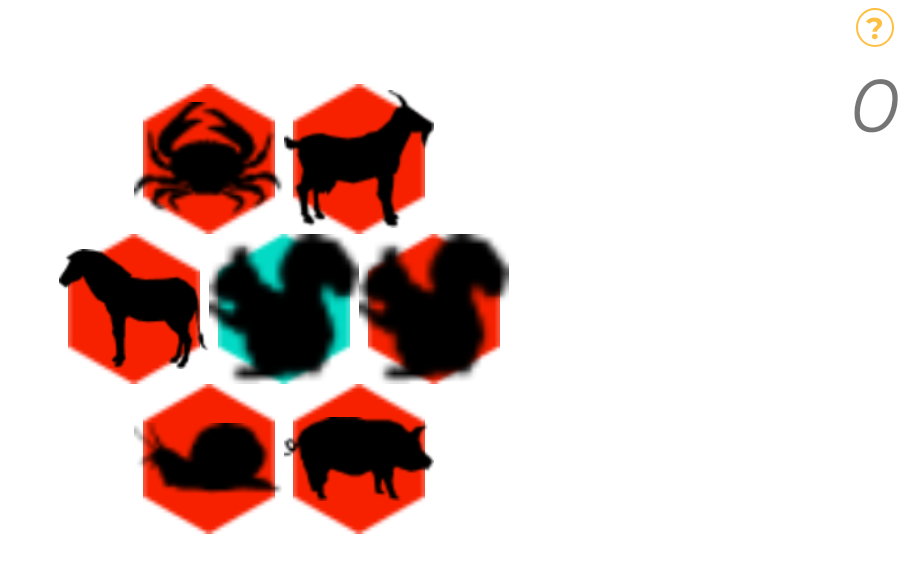
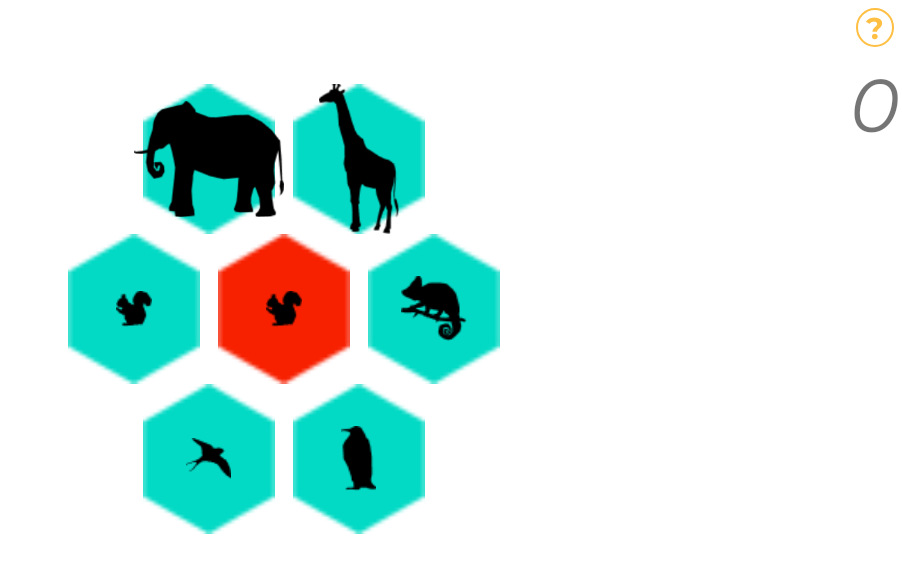
Before and after one commit to haha4un/ProzrenieLite, an Android app: the flower_game screen opened directly, with no data from a screen before it, on a phone screen of 824 x 412 dp (held sideways). Shown: the top 573 px of the screen, without its empty margins (334-1236 px from the left). Run offline under Robolectric (Android 15) with nearby library versions, the phone set to English and light mode, and no system bars.

Commit message:
v1.0.1.4.5 - update will be soon!

```diff
--- a/app/src/main/java/com/example/prozrenie/flower_game.kt
+++ b/app/src/main/java/com/example/prozrenie/flower_game.kt
@@ -68,6 +68,8 @@ class flower_game : AppCompatActivity() {
         RAN = Random.nextInt(0,10)
         list += RAN
         list += RAN_HEX_C
+        list += RAN_HEX_C_img
+        list += RAN_HEX_img
         RAN_POS = Random.nextInt(1,7)
         for (i in 0 until cl!!.childCount)
         {
--- a/app/src/main/res/layout/activity_flower_game.xml
+++ b/app/src/main/res/layout/activity_flower_game.xml
@@ -41,8 +41,9 @@
                     android:visibility="invisible"
                     android:textColor="@color/white" />
                 <ImageView
-                    android:layout_width="match_parent"
-                    android:layout_height="match_parent" />
+                    android:layout_width="wrap_content"
+                    android:layout_height="wrap_content"
+                    android:layout_gravity="center"/>
             </FrameLayout>
 
             <FrameLayout
@@ -65,8 +66,9 @@
                     android:visibility="invisible"
                     android:textColor="@color/white" />
                 <ImageView
-                    android:layout_width="match_parent"
-                    android:layout_height="match_parent" />
+                    android:layout_width="wrap_content"
+                    android:layout_height="wrap_content"
+                    android:layout_gravity="center"/>
             </FrameLayout>
 
         </LinearLayout>
@@ -99,8 +101,9 @@
                     android:visibility="invisible"
                     android:textColor="@color/white" />
                 <ImageView
-                    android:layout_width="match_parent"
-                    android:layout_height="match_parent" />
+                    android:layout_width="wrap_content"
+                    android:layout_height="wrap_content"
+                    android:layout_gravity="center"/>
             </FrameLayout>
 
             <FrameLayout
@@ -122,8 +125,9 @@
                     android:visibility="invisible"
                     android:textColor="@color/white" />
                 <ImageView
-                    android:layout_width="match_parent"
-                    android:layout_height="match_parent" />
+                    android:layout_width="wrap_content"
+                    android:layout_height="wrap_content"
+                    android:layout_gravity="center"/>
             </FrameLayout>
 
             <FrameLayout
@@ -146,8 +150,9 @@
                     android:visibility="invisible"
                     android:textColor="@color/white" />
                 <ImageView
-                    android:layout_width="match_parent"
-                    android:layout_height="match_parent" />
+                    android:layout_width="wrap_content"
+                    android:layout_height="wrap_content"
+                    android:layout_gravity="center"/>
             </FrameLayout>
         </LinearLayout>
 
@@ -179,8 +184,9 @@
                     android:visibility="invisible"
                     android:textColor="@color/white" />
                 <ImageView
-                    android:layout_width="match_parent"
-                    android:layout_height="match_parent" />
+                    android:layout_width="wrap_content"
+                    android:layout_height="wrap_content"
+                    android:layout_gravity="center"/>
             </FrameLayout>
 
             <FrameLayout
@@ -203,8 +209,9 @@
                     android:visibility="invisible"
                     android:textColor="@color/white" />
                 <ImageView
-                    android:layout_width="match_parent"
-                    android:layout_height="match_parent" />
+                    android:layout_width="wrap_content"
+                    android:layout_height="wrap_content"
+                    android:layout_gravity="center"/>
             </FrameLayout>
         </LinearLayout>
     </LinearLayout>
```
Also changed, not shown: app/src/main/java/com/example/prozrenie/cross_game.kt (+45 -49 lines), app/src/main/res/layout/activity_cross_game.xml (+15 -58 lines), app/src/main/res/layout/resizement.xml (added, +67 -0 lines).
